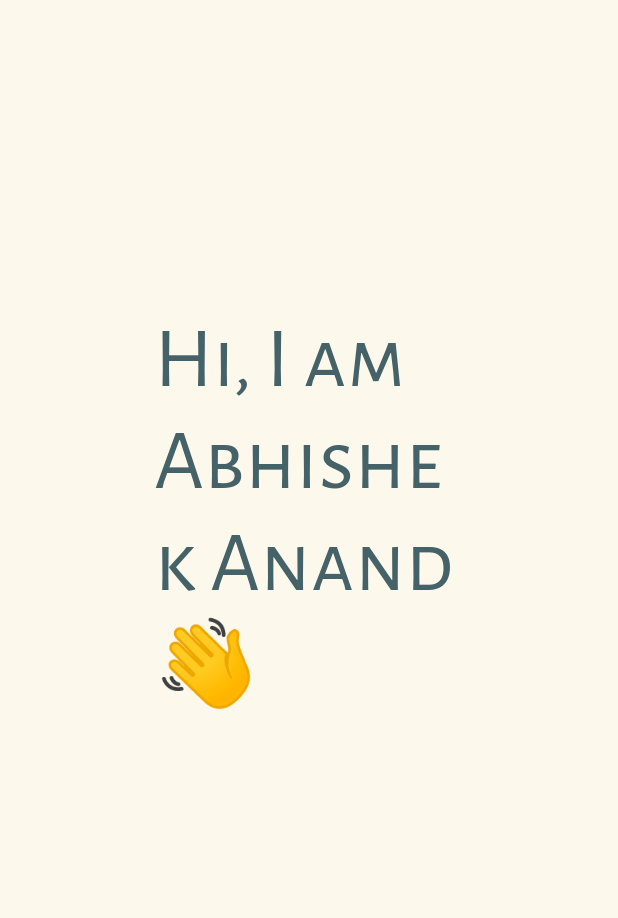
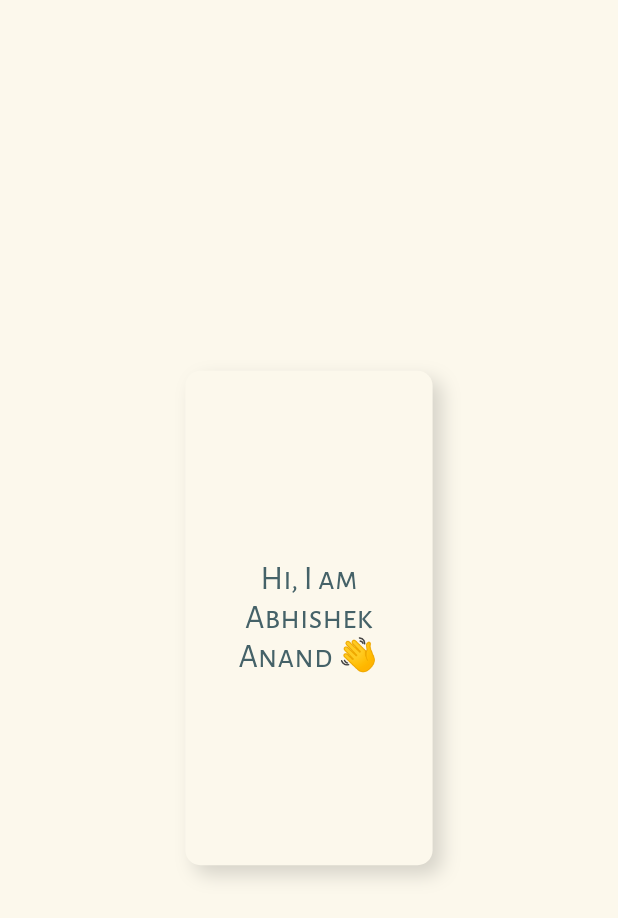
Before and after one commit to av153k/my_portfolio, a Flutter app: the screen it shows after launch, on a phone screen of 412 x 824 dp. Shown: the top 918 px of the screen. Run offline on Flutter 3.47's test engine with Material 2 defaults, Android fonts, the phone set to English and light mode, and no system bars; our stand-ins replace flutter_hooks, hooks_riverpod, logger, shared_preferences.

Commit message:
💄 fix(home): landing page done

```diff
--- a/lib/app/constants/app_colors.dart
+++ b/lib/app/constants/app_colors.dart
@@ -6,11 +6,13 @@ class AppColors {
   static const Color secondaryColorDark = Color(0xff393E46);
   static const Color tertiaryColorDark = Color(0xff4ECCA3);
   static const Color textColorDark = Color(0xffEEEEEE);
+  static const Color shadowColorDark = Color(0xff1e232a);
   static MaterialColor primaryColorLight =
       getMaterialColor(const Color(0xffFCF8EC));
   static const Color secondaryColorLight = Color(0xffD0E8F2);
   static const Color tertiaryColorLight = Color(0xff79A3B1);
   static const Color textColorLight = Color(0xff456268);
+  static const Color shadowColorLight = Color(0xffd6d3c9);
 
   static final Map<int, Color> _colorCodes = {
     50: const Color.fromRGBO(147, 205, 72, .1),
--- a/lib/app/constants/app_themes.dart
+++ b/lib/app/constants/app_themes.dart
@@ -6,6 +6,7 @@ class AppThemes {
     primarySwatch: AppColors.primaryColorDark,
     primaryColor: AppColors.primaryColorDark,
     scaffoldBackgroundColor: AppColors.primaryColorDark,
+    shadowColor: AppColors.shadowColorDark,
     textTheme: TextTheme(
       displayLarge: TextStyle(
         fontSize: AppSize.getTextSize(57),
@@ -89,6 +90,7 @@ class AppThemes {
     primarySwatch: AppColors.primaryColorLight,
     primaryColor: AppColors.primaryColorLight,
     scaffoldBackgroundColor: AppColors.primaryColorLight,
+    shadowColor: AppColors.shadowColorLight,
     textTheme: TextTheme(
       displayLarge: TextStyle(
         fontSize: AppSize.getTextSize(57),
--- a/lib/app/views/home_view.dart
+++ b/lib/app/views/home_view.dart
@@ -1,30 +1,45 @@
 import 'package:flutter/material.dart';
 import 'package:hooks_riverpod/hooks_riverpod.dart';
+import 'package:my_portfolio/app/providers/config_provider.dart';
 import 'package:my_portfolio/app/utils/app_size.dart';
+
+import '../providers/home_provider.dart';
 
 class HomeView extends HookConsumerWidget {
   const HomeView({Key? key}) : super(key: key);
 
   @override
   Widget build(BuildContext context, WidgetRef ref) {
+    final provider = ref.watch(homeProvider);
     AppSize.init(context);
     return Scaffold(
       body: MouseRegion(
+        onHover: provider.changeShadowOffsetOnHover,
         child: SafeArea(
           child: Center(
-            child: Container(
-              width: AppSize.screenWidth * 0.5,
-              height: AppSize.screenHeight * 0.5,
-              decoration: BoxDecoration(
+            child: GestureDetector(
+              onTap: ref.read(configProvider).toggleThemeMode,
+              child: Container(
+                width: AppSize.screenWidth * 0.4,
+                height: AppSize.screenHeight * 0.4,
+                padding: const EdgeInsets.all(8),
+                alignment: Alignment.center,
+                decoration: BoxDecoration(
+                  borderRadius: BorderRadius.circular(10),
                   color: Theme.of(context).primaryColor,
                   boxShadow: <BoxShadow>[
                     BoxShadow(
-                      color: Theme.of(context).primaryColor.withOpacity(0.5),
+                      color: Theme.of(context).shadowColor,
+                      blurRadius: 10,
+                      offset: provider.shadowOffset,
                     ),
-                  ]),
-              child: Text(
-                'Hi, I am Abhishek Anand 👋',
-                style: Theme.of(context).textTheme.displayLarge,
+                  ],
+                ),
+                child: Text(
+                  'Hi, I am Abhishek Anand \u{1f44b}',
+                  textAlign: TextAlign.center,
+                  style: Theme.of(context).textTheme.titleLarge,
+                ),
               ),
             ),
           ),
--- a/lib/main.dart
+++ b/lib/main.dart
@@ -27,7 +27,7 @@ class MyApp extends HookConsumerWidget {
       return null;
     }, []);
     return MaterialApp(
-      title: 'Flutter Demo',
+      title: 'Abhishek Anand',
       debugShowCheckedModeBanner: false,
       themeMode: config.themeMode,
       theme: AppConstants.themes.lightThemeData,
```
Also changed, not shown: lib/app/providers/config_provider.dart (+16 -7 lines), lib/app/providers/home_provider.dart (added, +20 -0 lines).
